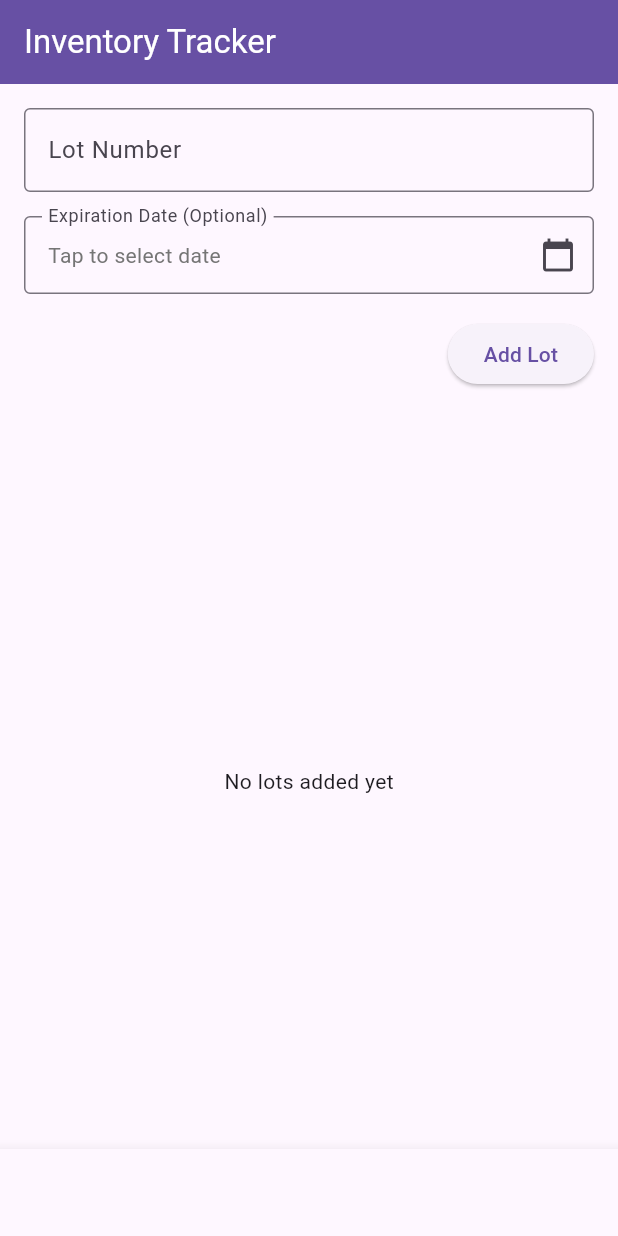
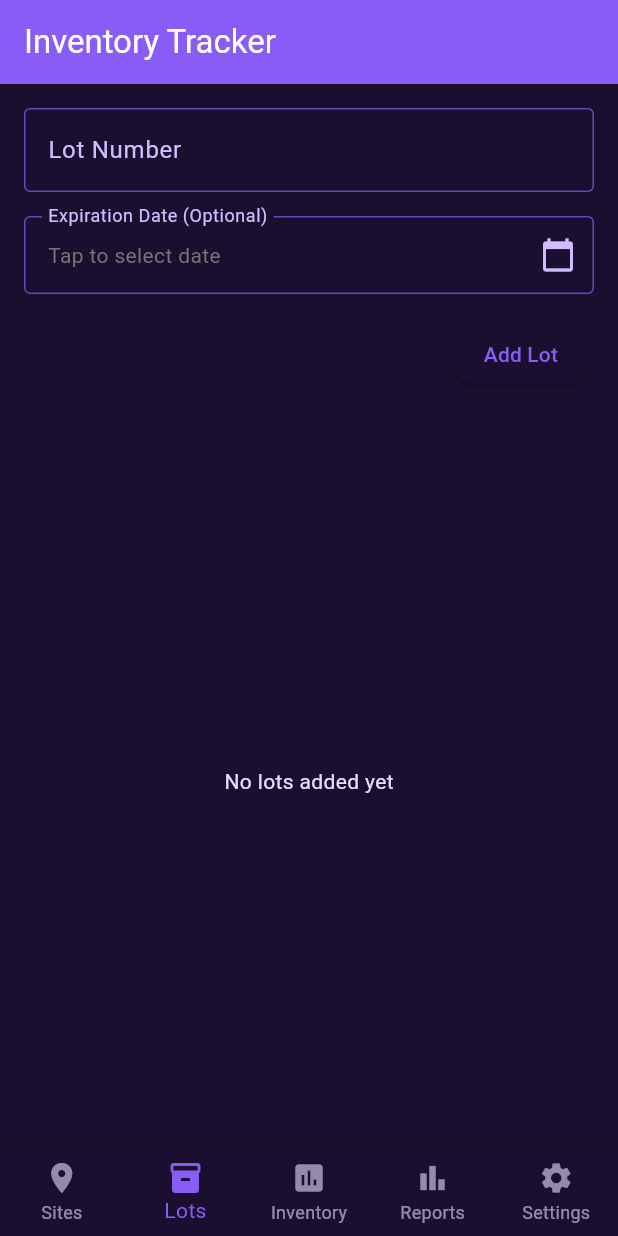
Before and after one commit to maccam912/inventory_tracker, a Flutter app: the screen it shows after launch, item 2 of the bottom bar chosen, on a phone screen of 412 x 824 dp. Run offline on Flutter 3.47's test engine with Material 3 defaults, Android fonts, the phone set to English and light mode, and no system bars; our stand-ins replace drift; accounts and stored records are empty; generated files the repository leaves out were written again.

Commit message:
Implement dark purple theme and fix tab icon visibility
Co-authored-by: maccam912 <540629+maccam912@users.noreply.github.com>

```diff
--- a/lib/main.dart
+++ b/lib/main.dart
@@ -29,20 +29,27 @@ class MyApp extends StatelessWidget {
     return MaterialApp(
       title: 'Inventory Tracker',
       theme: ThemeData(
-        // This is the theme of your application.
-        //
-        // TRY THIS: Try running your application with "flutter run". You'll see
-        // the application has a purple toolbar. Then, without quitting the app,
-        // try changing the seedColor in the colorScheme below to Colors.green
-        // and then invoke "hot reload" (save your changes or press the "hot
-        // reload" button in a Flutter-supported IDE, or press "r" if you used
-        // the command line to start the app).
-        //
-        // Notice that the counter didn't reset back to zero; the application
-        // state is not lost during the reload. To reset the state, use hot
-        // restart instead.
-        //        colorScheme: ColorScheme.fromSeed(seedColor: Colors.blue),
         useMaterial3: true,
+        colorScheme: const ColorScheme.dark(
+          brightness: Brightness.dark,
+          primary: Color(0xFF8A5CF6), // Lighter purple for primary elements
+          onPrimary: Color(0xFF1A0F2E), // Dark text on primary
+          secondary: Color(0xFF6366F1), // Indigo-blue accent
+          onSecondary: Color(0xFF1A0F2E), // Dark text on secondary
+          tertiary: Color(0xFF8B5DFF), // Bright purple accent
+          onTertiary: Color(0xFF1A0F2E), // Dark text on tertiary
+          surface: Color(0xFF1A0F2E), // Dark purple surface
+          onSurface: Color(0xFFE5DEFF), // Light purple text on dark surface
+          surfaceContainerHighest: Color(
+            0xFF2D1B3D,
+          ), // Slightly lighter surface
+          onSurfaceVariant: Color(
+            0xFFD0BCFF,
+          ), // Muted light purple for secondary text
+          outline: Color(0xFF6B46C1), // Purple outline color
+          error: Color(0xFFFF6B9D), // Pink-purple error color
+          onError: Color(0xFF1A0F2E), // Dark text on error
+        ),
       ),
       home: const HomeScreen(),
     );
--- a/lib/screens/home_screen.dart
+++ b/lib/screens/home_screen.dart
@@ -33,7 +33,13 @@ class HomeScreenState extends State<HomeScreen> {
       ),
       body: _screens[_currentIndex],
       bottomNavigationBar: BottomNavigationBar(
+        type: BottomNavigationBarType.fixed,
         currentIndex: _currentIndex,
+        selectedItemColor: Theme.of(context).colorScheme.primary,
+        unselectedItemColor: Theme.of(
+          context,
+        ).colorScheme.onSurface.withValues(alpha: 0.6),
+        backgroundColor: Theme.of(context).colorScheme.surface,
         onTap: (index) {
           setState(() {
             _currentIndex = index;
```
Also changed, not shown: 1 other file.
